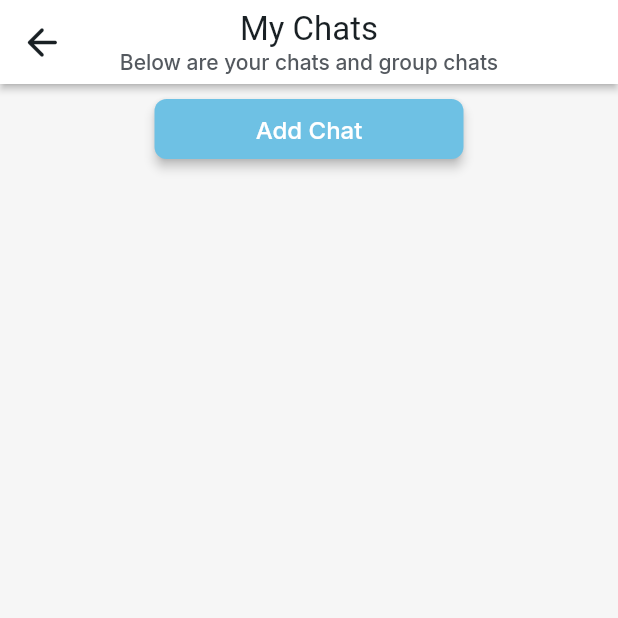
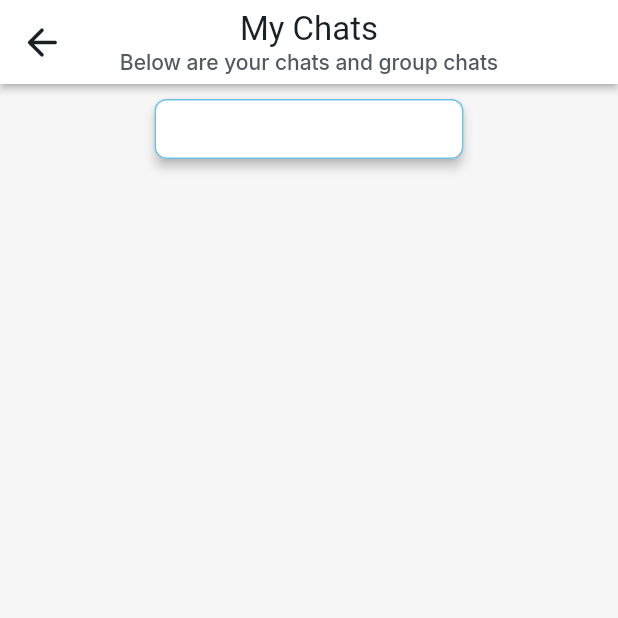
Before and after one commit to bytes-Coding-official/Administration-Tool, a Flutter app: the Chat2MainWidget screen opened by its route, on a phone screen of 412 x 824 dp, the top half of it. Run offline on Flutter 3.47's test engine with Material 3 defaults, Android fonts, the phone set to English and light mode, and no system bars; drawn by our look-alikes of auto_size_text, flutter_animate; our stand-ins replace cached_network_image, chewie, cloud_firestore, dropdown_button2, easy_debounce, file_picker and 22 more; missing offline and left inert: json_path, mime_type; accounts and stored records are empty; Roboto replaces fonts that are missing (Readex Pro); statements that could not run were skipped.

Commit message:
Updating to latest FlutterFlow output.

```diff
--- a/lib/chat/chat_2_main/chat2_main_widget.dart
+++ b/lib/chat/chat_2_main/chat2_main_widget.dart
@@ -139,15 +139,15 @@ class _Chat2MainWidgetState extends State<Chat2MainWidget>
                     padding: const EdgeInsetsDirectional.fromSTEB(0.0, 0.0, 0.0, 0.0),
                     iconPadding:
                         const EdgeInsetsDirectional.fromSTEB(0.0, 0.0, 0.0, 0.0),
-                    color: FlutterFlowTheme.of(context).primary,
+                    color: FlutterFlowTheme.of(context).secondaryBackground,
                     textStyle: FlutterFlowTheme.of(context).titleSmall.override(
                           fontFamily: 'Inter',
                           color: Colors.white,
                           letterSpacing: 0.0,
                         ),
                     elevation: 3.0,
-                    borderSide: const BorderSide(
-                      color: Colors.transparent,
+                    borderSide: BorderSide(
+                      color: FlutterFlowTheme.of(context).primary,
                       width: 1.0,
                     ),
                     borderRadius: BorderRadius.circular(8.0),
```
Also changed, not shown: 1 other file.
